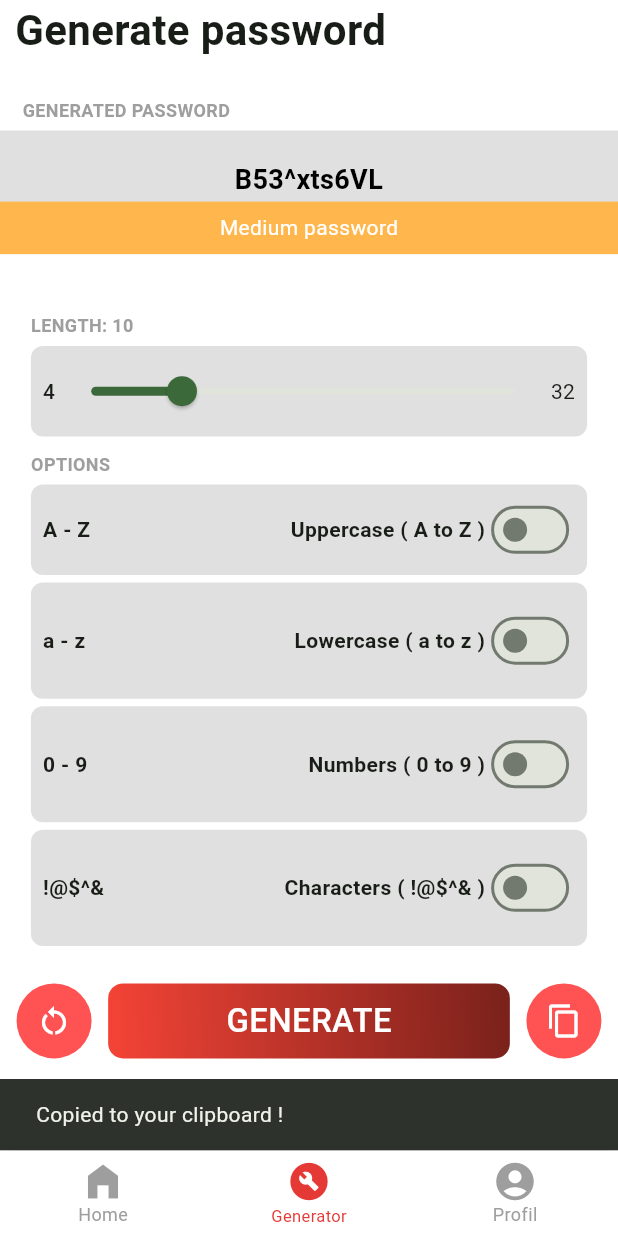
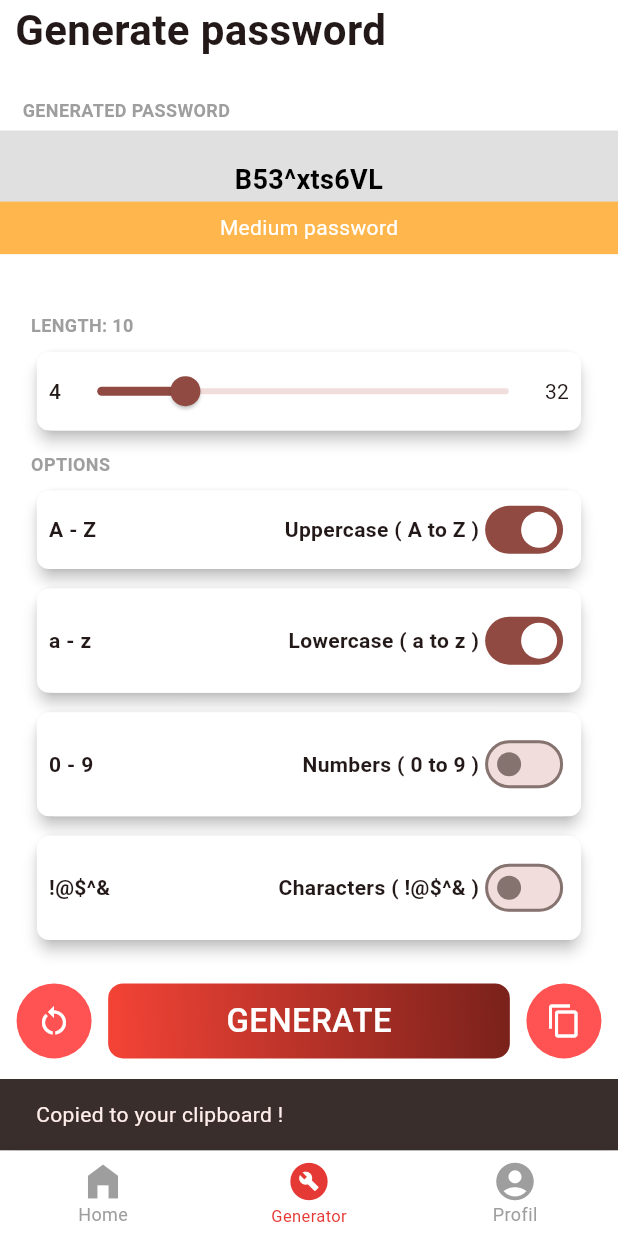
Before and after one commit to hassanbileh/pass-gen, a Flutter app: the NavScreen screen opened by its route, item 2 of the bottom bar chosen, after a tap on "GENERATE", after a tap on the "content copy" icon, on a phone screen of 412 x 824 dp. Run offline on Flutter 3.47's test engine with Material 2 defaults, Android fonts, the phone set to English and light mode, and no system bars; our stand-ins replace bloc, flutter_bloc, smooth_page_indicator.

Commit message:
Refactoring code

```diff
--- a/lib/app.dart
+++ b/lib/app.dart
@@ -13,7 +13,7 @@ class MyApp extends StatelessWidget {
       title: 'Password Generator',
       debugShowCheckedModeBanner: false,
       theme: ThemeData(
-        colorScheme: ColorScheme.fromSeed(seedColor: Colors.green),
+        colorScheme: ColorScheme.fromSeed(seedColor: Colors.red),
         useMaterial3: true,
         scaffoldBackgroundColor: Colors.white,
         appBarTheme: const AppBarTheme(
--- a/lib/bloc/generate_event.dart
+++ b/lib/bloc/generate_event.dart
@@ -1,4 +1,47 @@
 part of 'generate_bloc.dart';
 
 @immutable
-sealed class GenerateEvent {}
+abstract class GenerateEvent {
+  const GenerateEvent();
+}
+
+class GeneratePwd extends GenerateEvent {
+  final int length;
+  final bool isUpper;
+  final bool isLower;
+  final bool hasNumbers;
+  final bool hasChars;
+
+  const GeneratePwd(
+    this.length,
+    this.isUpper,
+    this.isLower,
+    this.hasNumbers,
+    this.hasChars,
+  );
+}
+
+class SetLength extends GenerateEvent {
+  final int length;
+  const SetLength(this.length);
+}
+
+class SetUpperCase extends GenerateEvent {
+  final bool isUpper;
+  const SetUpperCase(this.isUpper);
+}
+
+class SetLowerdCase extends GenerateEvent {
+  final bool isLower;
+  const SetLowerdCase(this.isLower);
+}
+
+class SetNumbers extends GenerateEvent {
+  final bool hasNumbers;
+  const SetNumbers(this.hasNumbers);
+}
+
+class SetCharacter extends GenerateEvent {
+  final bool hasChars;
+  const SetCharacter(this.hasChars);
+}
--- a/lib/bloc/generate_state.dart
+++ b/lib/bloc/generate_state.dart
@@ -1,6 +1,68 @@
 part of 'generate_bloc.dart';
 
 @immutable
-sealed class GenerateState {}
+abstract class GenerateState {
+  const GenerateState();
+}
 
-final class GenerateInitial extends GenerateState {}
+// class InitialPwdLengthState extends GenerateState {
+//   final String pwd;
+//   final Widget flag;
+
+//   const InitialPwdLengthState({
+//     required this.pwd,
+//     required this.flag,
+//   });
+// }
+
+class LengthState extends GenerateState {
+  final int length;
+  const LengthState(this.length);
+}
+
+class UpperCaseState extends GenerateState {
+  final bool isUpper;
+  const UpperCaseState(this.isUpper);
+}
+
+class LowerCaseState extends GenerateState {
+  final bool isLower;
+  const LowerCaseState(this.isLower);
+}
+
+class NumbersState extends GenerateState {
+  final bool hasNumbers;
+  const NumbersState(this.hasNumbers);
+}
+
+class CharactersState extends GenerateState {
+  final bool hasChars;
+  const CharactersState(this.hasChars);
+}
+
+class GeneratedPasswordState extends GenerateState {
+  final String pwd;
+  final Widget flag;
+
+  const GeneratedPasswordState({required this.pwd, required this.flag});
+}
+
+class InitialPasswordState extends GenerateState {
+  final String pwd;
+  final Widget flag;
+  final int length;
+  final bool isUpper;
+  final bool isLower;
+  final bool hasNumbers;
+  final bool hasChars;
+
+  const InitialPasswordState({
+    this.pwd = '',
+    this.flag = const Text(''),
+    this.length = 0,
+    this.isUpper = true,
+    this.isLower = true,
+    this.hasNumbers = false,
+    this.hasChars = false,
+  });
+}
--- a/lib/constants/assets/assets_constants.dart
+++ b/lib/constants/assets/assets_constants.dart
@@ -15,7 +15,7 @@ class Assets{
   static const String loginRoute = '/loginRoute';
   static const String homeRoute= '/homeRoute';
   static const String newPasswordRoute = '/newPasswordRoute';
-  static const String google = '$_images/search.png';
+  static const String google = '$_images/google.png';
   static const String facebook = '$_images/facebook.png';
   static const String twitter = '$_images/twitter.png';
 }
--- a/lib/screens/generate_options.dart
+++ b/lib/screens/generate_options.dart
@@ -61,14 +61,17 @@ class CustomOptions extends StatelessWidget {
 
             //Content
             Expanded(
+              child: Card(
+                elevation: 4.0,
                 child: Container(
                   height: MediaQuery.sizeOf(context).height * 0.1,
                   width: MediaQuery.sizeOf(context).width * 0.9,
                   decoration: BoxDecoration(
                     borderRadius: BorderRadius.circular(8.0),
-                  color: Colors.grey.shade300,
+                    color: Colors.white,
                   ),
                   child: child,
+                ),
               ),
             ),
           ],
--- a/lib/screens/generator_screen.dart
+++ b/lib/screens/generator_screen.dart
@@ -1,4 +1,6 @@
 import 'package:flutter/material.dart';
+import 'package:flutter_bloc/flutter_bloc.dart';
+import 'package:passgen/bloc/generate_bloc.dart';
 import 'package:passgen/screens/screens.dart';
 import 'package:passgen/widgets/widgets.dart';
 import 'dart:math';
@@ -14,14 +16,14 @@ class GeneratorScreen extends StatefulWidget {
 class _GeneratorScreenState extends State<GeneratorScreen> {
   String? _generatedPwd;
   double _length = 10.0;
-  bool hasUpperCase = false;
-  bool hasLowerCase = false;
+  bool hasUpperCase = true;
+  bool hasLowerCase = true;
   bool hasNumbers = false;
   bool hasSymbols = false;
   @override
   Widget build(BuildContext context) {
     return Scaffold(
-        body: SafeArea(
+      body: SafeArea(
         child: SingleChildScrollView(
           child: Column(
             crossAxisAlignment: CrossAxisAlignment.start,
@@ -102,9 +104,10 @@ class _GeneratorScreenState extends State<GeneratorScreen> {
                 child: PasswordOptions(
                     has: hasNumbers,
                     onChanged: (value) {
-                      setState(() {
-                        hasNumbers = value;
-                      });
+                      // setState(() {
+                      //   hasNumbers = value;
+                      // });
+                      context.read<GenerateBloc>().add(SetNumbers(hasNumbers));
                     },
                     leading: '0 - 9',
                     trailing: 'Numbers ( 0 to 9 )'),
@@ -163,16 +166,32 @@ class _GeneratorScreenState extends State<GeneratorScreen> {
                     },
                   ),
                   GestureDetector(
-                    onTap: () {
-                      setState(() {
-                        Clipboard.setData(ClipboardData(text: _generatedPwd!))
-                            .then((_) {
-                          ScaffoldMessenger.of(context).showSnackBar(
+                    onTap: (_generatedPwd != null)
+                        ? () {
+                            setState(() {
+                              Clipboard.setData(ClipboardData(
+                                text: _generatedPwd ?? '\n',
+                              )).then(
+                                (_) {
+                                  ScaffoldMessenger.of(context).showSnackBar(
+                                    const SnackBar(
+                                      content:
+                                          Text('Copied to your clipboard !'),
+                                    ),
+                                  );
+                                },
+                              );
+                            });
+                          }
+                        : () {
+                            ScaffoldMessenger.of(context).showSnackBar(
                               const SnackBar(
-                                  content: Text('Copied to your clipboard !')));
-                        });
-                      });
-                    },
+                                content: Text('There\'s nothing to copy !'),
+                                duration: Duration(seconds: 3),
+                                showCloseIcon: true,
+                              ),
+                            );
+                          },
                     child: Container(
                       margin: const EdgeInsets.only(top: 10.0),
                       height: 50.0,
--- a/lib/screens/home_screen.dart
+++ b/lib/screens/home_screen.dart
@@ -1,6 +1,8 @@
 import 'package:flutter/material.dart';
 import 'package:passgen/constants/assets/assets_constants.dart';
 import 'package:flutter/services.dart';
+import 'package:passgen/data/data.dart';
+import 'package:passgen/widgets/widgets.dart';
 
 class HomeScreen extends StatefulWidget {
   const HomeScreen({super.key});
@@ -11,10 +13,15 @@ class HomeScreen extends StatefulWidget {
 
 class _HomeScreenState extends State<HomeScreen> {
   late final TextEditingController _search;
+  late ScrollController _scrollController;
+  double offset = 0;
 
   @override
   void initState() {
-
+    _scrollController = ScrollController()
+      ..addListener(() {
+        offset = _scrollController.offset;
+      });
     _search = TextEditingController();
     super.initState();
   }
@@ -41,22 +48,34 @@ class _HomeScreenState extends State<HomeScreen> {
       //   ),
       // ),
       body: CustomScrollView(
+        controller: _scrollController,
         slivers: [
           SliverAppBar(
             stretch: true,
-            pinned: true,
-            leading: IconButton(onPressed: () {}, icon: const Icon(Icons.menu, color: Colors.white,)),
-            expandedHeight: 200,
-            backgroundColor: Colors.red,
+            expandedHeight: 150,
+            backgroundColor: Colors.white,
             flexibleSpace: FlexibleSpaceBar(
+              background: PreferredSize(
+                  preferredSize: Size(MediaQuery.sizeOf(context).width * 0.95,
+                      MediaQuery.sizeOf(context).height * 0.15),
+                  child: _CustomAppBar(
+                    search: _search,
+                  )),
             ),
           ),
-          SliverList.builder(
-            itemBuilder: (context, index) => ListTile(
-              title: Text('item $index'),
+          SliverPadding(
+            padding:
+                const EdgeInsets.symmetric(vertical: 20.0, horizontal: 10.0),
+            sliver: SliverLayoutBuilder(
+              builder: (context, constraints) {
+                return PasswordList(
+                  passwords: perUser,
+                  onTap: () {},
+                );
+              },
             ),
-            itemCount: 100,
           ),
+
         ],
       ),
       floatingActionButton: FloatingActionButton(
@@ -74,15 +93,13 @@ class _HomeScreenState extends State<HomeScreen> {
 }
 
 class _CustomAppBar extends StatelessWidget {
-  final double offset;
   final TextEditingController search;
-  const _CustomAppBar({super.key, required this.search, required this.offset});
+  const _CustomAppBar({super.key, required this.search});
 
   @override
   Widget build(BuildContext context) {
     return SafeArea(
       child: Container(
-        color: Colors.white.withOpacity((offset / 150).clamp(0, 1).toDouble()),
         child: Column(
           crossAxisAlignment: CrossAxisAlignment.start,
           children: [
@@ -105,6 +122,7 @@ class _CustomAppBar extends StatelessWidget {
                     child: const Text(
                       'Add password',
                       style: TextStyle(
+                        color: Colors.red,
                         fontSize: 16,
                         fontWeight: FontWeight.w500,
                       ),
--- a/lib/screens/nav_screen.dart
+++ b/lib/screens/nav_screen.dart
@@ -1,4 +1,6 @@
 import 'package:flutter/material.dart';
+import 'package:flutter_bloc/flutter_bloc.dart';
+import 'package:passgen/bloc/generate_bloc.dart';
 import 'package:passgen/screens/screens.dart';
 
 class NavScreen extends StatefulWidget {
@@ -24,7 +26,10 @@ class _NavScreenState extends State<NavScreen> {
   @override
   Widget build(BuildContext context) {
     return Scaffold(
-      body: _screens[_currentIndex],
+      body: BlocProvider(
+        create: (context) => GenerateBloc(),
+        child: _screens[_currentIndex],
+      ),
       bottomNavigationBar: BottomNavigationBar(
         type: BottomNavigationBarType.fixed,
         backgroundColor: Colors.white,
--- a/lib/widgets/components/options.dart
+++ b/lib/widgets/components/options.dart
@@ -31,9 +31,11 @@ class PasswordOptions extends StatelessWidget {
                 trailing,
                 style: const TextStyle(fontWeight: FontWeight.w600),
               ),
-              Switch.adaptive(
-                value: has,
-                onChanged: onChanged,
+              SizedBox(
+                child: Switch.adaptive(
+                  value: has,
+                  onChanged: onChanged,
+                ),
               ),
             ],
           )
--- a/lib/widgets/generate/generate_header.dart
+++ b/lib/widgets/generate/generate_header.dart
@@ -1,4 +1,6 @@
 import 'package:flutter/material.dart';
+import 'package:flutter_bloc/flutter_bloc.dart';
+import 'package:passgen/bloc/generate_bloc.dart';
 
 typedef VerifyRobustess = Widget Function(String?);
 
@@ -63,7 +65,7 @@ class GeneratePasswordHeader extends StatelessWidget {
                       : const Text(''),
                 ),
               ],
-            ),
+            )
           ],
         ),
       ),
--- a/pubspec.yaml
+++ b/pubspec.yaml
@@ -37,6 +37,7 @@ dependencies:
   cupertino_icons: ^1.0.2
   smooth_page_indicator: ^1.1.0
   flutter_bloc: ^8.1.3
+  bloc: ^8.1.2
 
 dev_dependencies:
   flutter_test:
```
Also changed, not shown: lib/bloc/generate_bloc.dart (+113 -3 lines), lib/screens/add_password/add_password.dart (+12 -35 lines), assets/images/google.png (renamed from assets/images/search.png), pubspec.lock. Lines whose indentation alone changed are shown as unchanged.
